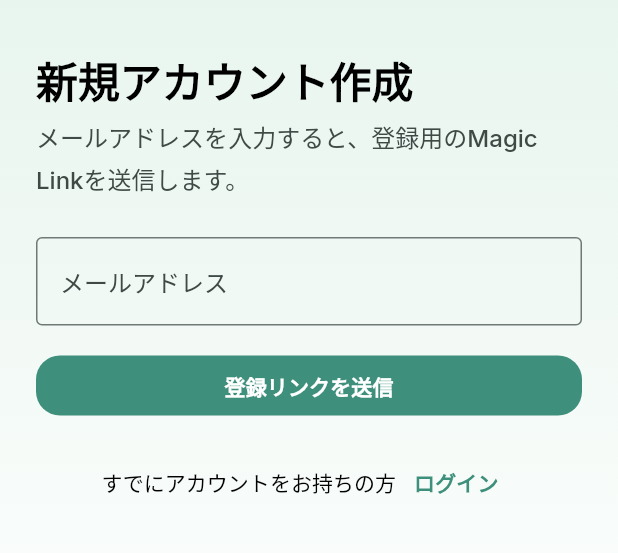
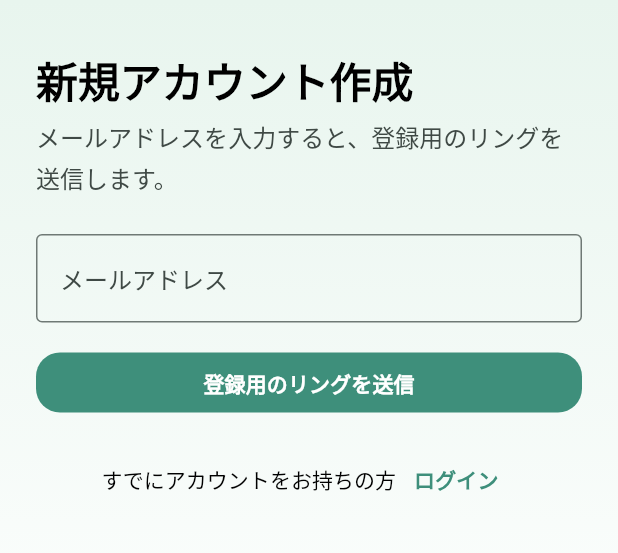
Before and after one commit to sekinet813/book-memoly-app, a Flutter app: the SignUpPage screen opened by its route, on a phone screen of 412 x 824 dp, the part 84-637 px from its top. Run offline on Flutter 3.47's test engine with Material 3 defaults, Android fonts, the light colour scheme and no system bars; our stand-ins replace connectivity_plus, dio, drift, fl_chart, flex_color_scheme, flutter_local_notifications and 10 more; accounts and stored records are empty; generated files the repository leaves out were written again.

Commit message:
Rename Magic Link wording to リング

```diff
--- a/lib/features/auth/login_page.dart
+++ b/lib/features/auth/login_page.dart
@@ -99,7 +99,7 @@ class _LoginPageState extends ConsumerState<LoginPage> {
           ),
           const SizedBox(height: AppSpacing.small),
           Text(
-            'メールアドレスを入力すると、ログイン用のMagic Linkを送信します。',
+            'メールアドレスを入力すると、ログイン用のリングを送信します。',
             style: AppTextStyles.bodyLarge(context).copyWith(
               color: Theme.of(context).colorScheme.onSurfaceVariant,
             ),
@@ -129,7 +129,7 @@ class _LoginPageState extends ConsumerState<LoginPage> {
                 const SizedBox(height: AppSpacing.large),
                 PrimaryButton(
                   onPressed: _sendMagicLink,
-                  label: 'Magic Linkを送信',
+                  label: 'リングを送信',
                   expand: true,
                 ),
                 TextButton.icon(
@@ -170,7 +170,7 @@ class _LoginPageState extends ConsumerState<LoginPage> {
                   const SizedBox(width: AppSpacing.medium),
                   Expanded(
                     child: Text(
-                      'Magic Linkを送信しました。メールボックスを確認してください。',
+                      'リングを送信しました。メールボックスを確認してください。',
                       style: AppTextStyles.bodyLarge(context),
                     ),
                   ),
--- a/lib/features/auth/signup_page.dart
+++ b/lib/features/auth/signup_page.dart
@@ -74,7 +74,7 @@ class _SignUpPageState extends ConsumerState<SignUpPage> {
           ),
           const SizedBox(height: AppSpacing.small),
           Text(
-            'メールアドレスを入力すると、登録用のMagic Linkを送信します。',
+            'メールアドレスを入力すると、登録用のリングを送信します。',
             style: AppTextStyles.bodyLarge(context).copyWith(
               color: Theme.of(context).colorScheme.onSurfaceVariant,
             ),
@@ -104,7 +104,7 @@ class _SignUpPageState extends ConsumerState<SignUpPage> {
                 const SizedBox(height: AppSpacing.large),
                 PrimaryButton(
                   onPressed: _sendSignUpLink,
-                  label: '登録リンクを送信',
+                  label: '登録用のリングを送信',
                   expand: true,
                 ),
               ],
@@ -138,7 +138,7 @@ class _SignUpPageState extends ConsumerState<SignUpPage> {
                   const SizedBox(width: AppSpacing.medium),
                   Expanded(
                     child: Text(
-                      '登録用のMagic Linkを送信しました。メールを確認してください。',
+                      '登録用のリングを送信しました。メールを確認してください。',
                       style: AppTextStyles.bodyLarge(context),
                     ),
                   ),
```
